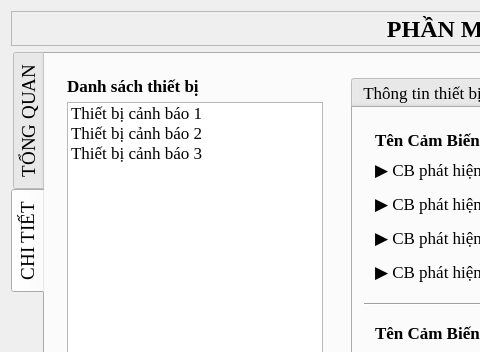
beanredarmy/atm_server, file mainwindow.ui: the form before one commit; both pictures show x 0 to 480 and y 0 to 352 of the 1282 by 767 pixel window.
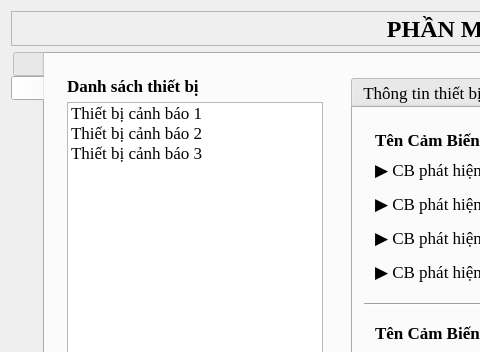
The form after the commit. Icons and pictures are not drawn.

The edit to the form file:
```diff
--- a/mainwindow.ui
+++ b/mainwindow.ui
@@ -65,7 +65,7 @@
       </property>
       <widget class="QWidget" name="tab_5">
        <attribute name="title">
-        <string>TỔNG QUAN</string>
+        <string/>
        </attribute>
       </widget>
       <widget class="QWidget" name="horizontalTabWidgetPage1">
@@ -73,7 +73,7 @@
         <bool>true</bool>
        </property>
        <attribute name="title">
-        <string>CHI TIẾT</string>
+        <string/>
        </attribute>
        <layout class="QHBoxLayout" name="horizontalLayout">
         <item>
```
Left out of the diff: 38 changed lines with no effect on the pictures.
